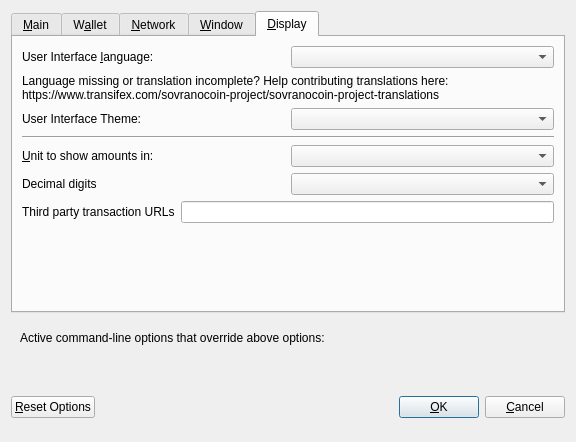
Old version of the form src/qt/forms/optionsdialog.ui in the repository SovranoCoin/sovranocoin.
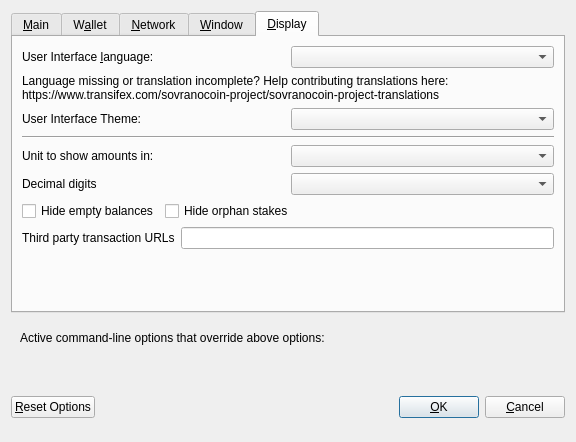
New version of the form. The open tabs and pages were chosen to show the change. Custom widgets are drawn as their Qt base class.

Diff of the .ui file:
```diff
--- a/src/qt/forms/optionsdialog.ui
+++ b/src/qt/forms/optionsdialog.ui
@@ -487,7 +487,7 @@
         </widget>
        </item>
        <item>
-        <layout class="QHBoxLayout" name="horizontalLayout_4_Display" stretch="0,0">
+        <layout class="QHBoxLayout" name="horizontalLayout_2_Display" stretch="0,0">
          <item>
           <widget class="QLabel" name="themeLabel">
            <property name="text">
@@ -501,6 +501,12 @@
         </layout>
        </item>
        <item>
+        <widget class="QWidget" name="verticalZsvrDisplayWidget" native="true">
+         <layout class="QVBoxLayout" name="verticalZsvrDisplayLayout">
+          <property name="margin">
+           <number>0</number>
+          </property>
+          <item>
         <widget class="Line" name="line">
          <property name="orientation">
           <enum>Qt::Horizontal</enum>
@@ -508,11 +514,11 @@
         </widget>
        </item>
        <item>
-        <layout class="QHBoxLayout" name="horizontalLayout_2_Display">
+           <layout class="QHBoxLayout" name="horizontalLayout_3_Display">
          <item>
           <widget class="QLabel" name="unitLabel">
            <property name="text">
-            <string>&amp;Unit to show amounts in:</string>
+               <string>Unit to show amounts in:</string>
            </property>
            <property name="textFormat">
             <enum>Qt::PlainText</enum>
@@ -532,7 +538,7 @@
         </layout>
        </item>
        <item>
-        <layout class="QHBoxLayout" name="horizontalLayout_5_Display">
+           <layout class="QHBoxLayout" name="horizontalLayout_4_Display">
          <item>
           <widget class="QLabel" name="digitsLabel">
            <property name="text">
@@ -546,7 +552,47 @@
         </layout>
        </item>
        <item>
-        <layout class="QHBoxLayout" name="horizontalLayout_3_Display">
+           <layout class="QHBoxLayout" name="horizontalLayout_5_Display">
+            <item>
+             <widget class="QCheckBox" name="checkBoxHideZeroBalances">
+              <property name="toolTip">
+               <string>Hide empty balances</string>
+              </property>
+              <property name="layoutDirection">
+               <enum>Qt::LeftToRight</enum>
+              </property>
+              <property name="text">
+               <string>Hide empty balances</string>
+              </property>
+             </widget>
+            </item>
+            <item>
+             <widget class="QCheckBox" name="checkBoxHideOrphans">
+              <property name="toolTip">
+               <string>Hide orphan stakes in transaction lists</string>
+              </property>
+              <property name="text">
+               <string>Hide orphan stakes</string>
+              </property>
+             </widget>
+            </item>
+            <item>
+             <spacer name="horizontalSpacer">
+              <property name="orientation">
+               <enum>Qt::Horizontal</enum>
+              </property>
+              <property name="sizeHint" stdset="0">
+               <size>
+                <width>40</width>
+                <height>20</height>
+               </size>
+              </property>
+             </spacer>
+            </item>
+           </layout>
+          </item>
+          <item>
+           <layout class="QHBoxLayout" name="horizontalLayout_6_Display">
          <item>
           <widget class="QLabel" name="thirdPartyTxUrlsLabel">
            <property name="toolTip">
@@ -568,6 +614,9 @@
           </widget>
          </item>
         </layout>
+          </item>
+         </layout>
+        </widget>
        </item>
        <item>
         <spacer name="verticalSpacer">
```
Left out of the diff: 80 changed lines with no effect on the pictures. Lines whose indentation alone changed are shown as unchanged.
